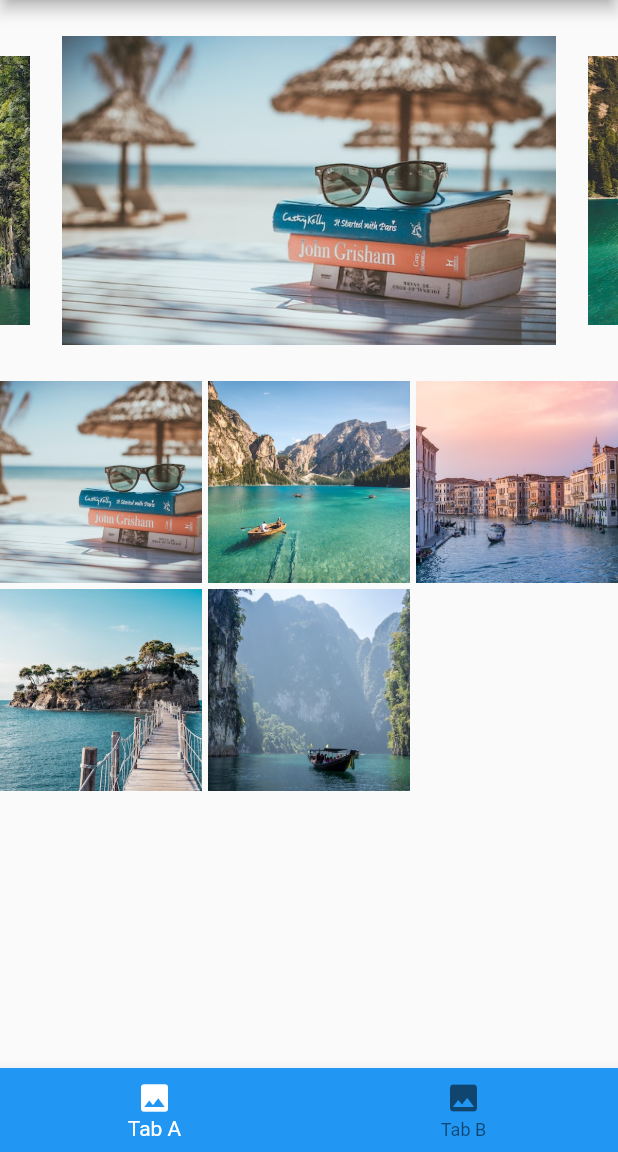
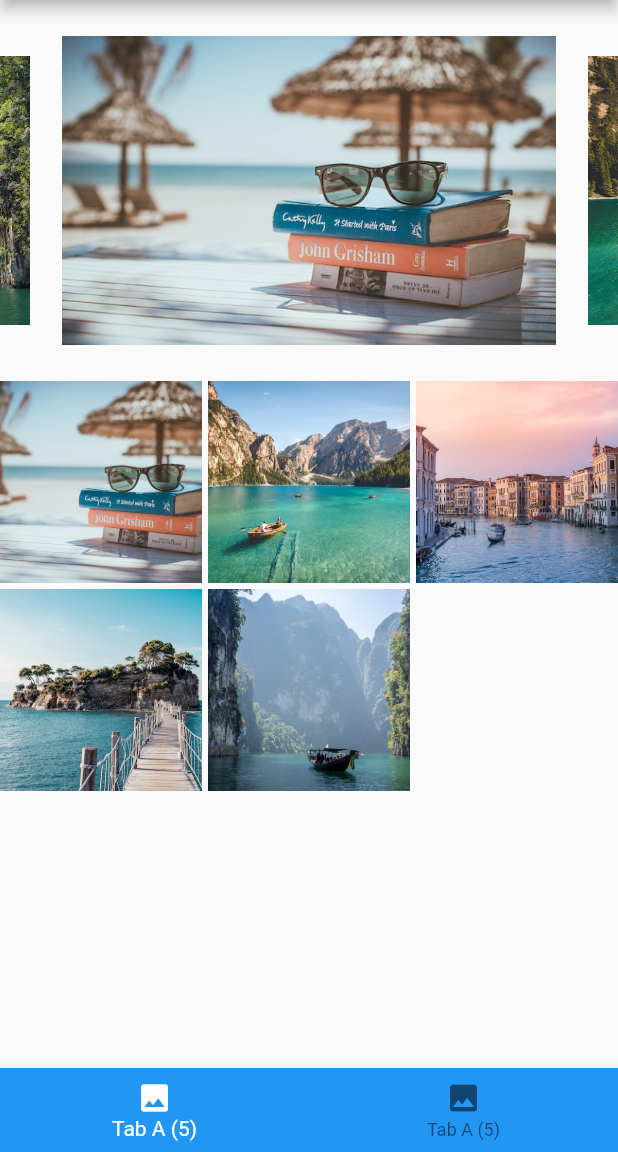
Before and after one commit to luhluh-17/gallery_test, a Flutter app: the GalleryScreen screen opened by its route, on a phone screen of 412 x 824 dp, the part 84-1236 px from its top. Run offline on Flutter 3.47's test engine with Material 2 defaults, Android fonts, the phone set to English and light mode, and no system bars; drawn by our look-alikes of carousel_slider.

Commit message:
display total images in tab name

```diff
--- a/lib/ui/screens/gallery/gallery_screen.dart
+++ b/lib/ui/screens/gallery/gallery_screen.dart
@@ -16,6 +16,14 @@ List<Photo> imageList = [
   Photo('assets/images/image_10.jpg', true, 1),
 ];
 
+List<Photo> getImagesList(int index) {
+  return imageList.where((item) => item.tabIndex == index).toList();
+}
+
+List<Photo> getCarouselList() {
+  return imageList.where((item) => item.isDisplayedinCarousel == true).toList();
+}
+
 class GalleryScreen extends StatefulWidget {
   const GalleryScreen({super.key});
 
@@ -25,13 +33,16 @@ class GalleryScreen extends StatefulWidget {
 
 class _GalleryScreenState extends State<GalleryScreen> {
   int _selectedIndex = 0;
-  List<Photo> _imageList =
-      imageList.where((item) => item.tabIndex == 0).toList();
+  List<Photo> _imageList = getImagesList(0);
+  int _firstTabCount = getImagesList(0).length;
+  int _secondTabCount = getImagesList(1).length;
 
   void _onItemTapped(int index) {
     setState(() {
       _selectedIndex = index;
-      _imageList = imageList.where((item) => item.tabIndex == index).toList();
+      _imageList = getImagesList(index);
+      _firstTabCount = getImagesList(0).length;
+      _secondTabCount = getImagesList(1).length;
     });
   }
 
@@ -90,14 +101,14 @@ class _GalleryScreenState extends State<GalleryScreen> {
       ),
       bottomNavigationBar: BottomNavigationBar(
         backgroundColor: Colors.blue,
-        items: const <BottomNavigationBarItem>[
+        items: <BottomNavigationBarItem>[
           BottomNavigationBarItem(
-            icon: Icon(Icons.image),
-            label: 'Tab A',
+            icon: const Icon(Icons.image),
+            label: 'Tab A ($_firstTabCount)',
           ),
           BottomNavigationBarItem(
-            icon: Icon(Icons.image),
-            label: 'Tab B',
+            icon: const Icon(Icons.image),
+            label: 'Tab A ($_secondTabCount)',
           ),
         ],
         currentIndex: _selectedIndex,
```
